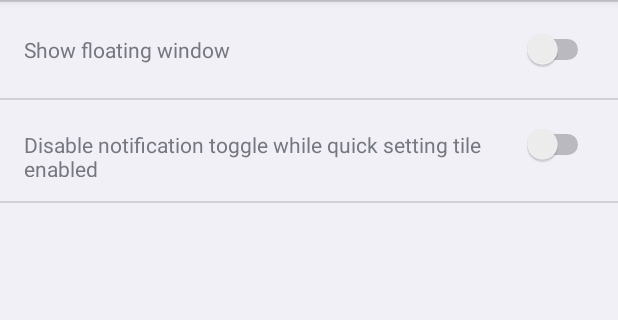
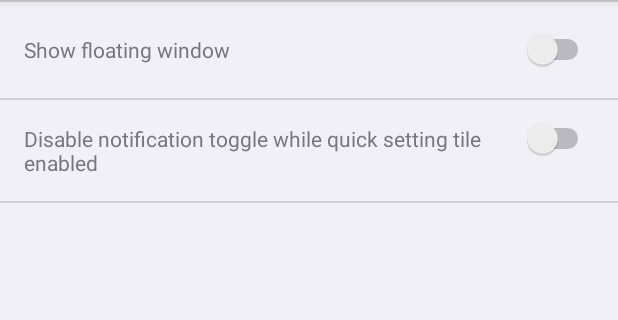
Before and after one commit to 109021017/android-TopActivity, an Android app: the screen it shows after launch (MainActivity), on a phone screen of 412 x 824 dp, the part 84-404 px from its top. Run offline under Robolectric (Android 15) with nearby library versions, the phone set to English and light mode, and no system bars.

Commit message:
Brazilian Portuguese translation. activity_main.xml was modified for better viewing as text was being trimmed

```diff
--- a/app/src/main/res/layout-v14/activity_main.xml
+++ b/app/src/main/res/layout-v14/activity_main.xml
@@ -1,5 +1,4 @@
-<LinearLayout
-    xmlns:android="http://schemas.android.com/apk/res/android"
+<LinearLayout xmlns:android="http://schemas.android.com/apk/res/android"
     xmlns:tools="http://schemas.android.com/tools"
     android:id="@+id/container"
     android:layout_width="match_parent"
@@ -10,7 +9,7 @@
     <TextView
         android:layout_width="match_parent"
         android:layout_height="1dp"
-        android:background="#22000000"/>
+        android:background="#22000000" />
 
     <LinearLayout
         android:layout_width="match_parent"
@@ -23,42 +22,43 @@
             android:layout_width="0dp"
             android:layout_height="wrap_content"
             android:layout_weight="1"
-            android:text="@string/show_window"/>
+            android:text="@string/show_window" />
 
         <Switch
             android:id="@+id/sw_window"
             android:layout_width="wrap_content"
-            android:layout_height="wrap_content"/>
+            android:layout_height="wrap_content" />
     </LinearLayout>
 
     <TextView
         android:layout_width="match_parent"
         android:layout_height="1dp"
-        android:background="#22000000"/>
+        android:background="#22000000" />
 
     <LinearLayout
         android:id="@+id/useNotificationPref"
         android:layout_width="match_parent"
         android:layout_height="wrap_content"
         android:layout_margin="8dp"
-        android:minHeight="48dp"
-        android:padding="8dp">
+        android:minHeight="48dp">
 
         <TextView
             android:layout_width="0dp"
             android:layout_height="wrap_content"
             android:layout_weight="1"
-            android:text="@string/use_toggle_notification"/>
+            android:padding="8dp"
+            android:text="@string/use_toggle_notification" />
 
         <Switch
             android:id="@+id/sw_notification"
             android:layout_width="wrap_content"
-            android:layout_height="wrap_content"/>
+            android:layout_height="wrap_content"
+            android:padding="8dp" />
     </LinearLayout>
 
     <TextView
         android:id="@+id/divider_useNotificationPref"
         android:layout_width="match_parent"
         android:layout_height="1dp"
-        android:background="#22000000"/>
+        android:background="#22000000" />
 </LinearLayout>
```
Also changed, not shown: 1 other file.
